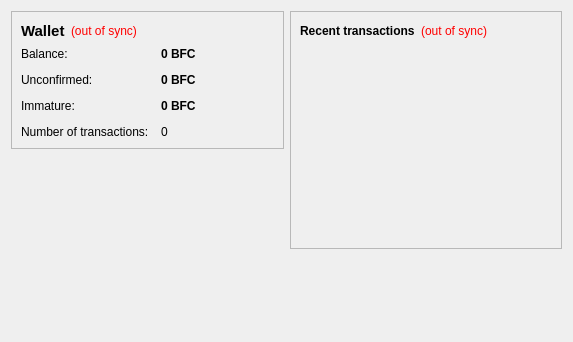
Before: the Qt Designer form src/qt/forms/overviewpage.ui in cagedollar/cagedollar, drawn with Qt 5.
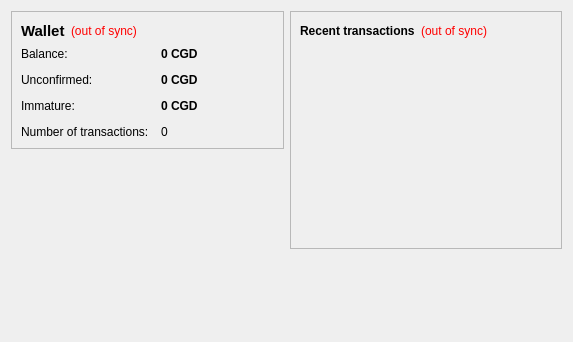
After: the same form once the commit is applied.

Diff of the .ui file:
```diff
--- a/src/qt/forms/overviewpage.ui
+++ b/src/qt/forms/overviewpage.ui
@@ -105,7 +105,7 @@
              <string>Your current balance</string>
             </property>
             <property name="text">
-             <string notr="true">0 BFC</string>
+             <string notr="true">0 CGD</string>
             </property>
             <property name="textInteractionFlags">
              <set>Qt::LinksAccessibleByMouse|Qt::TextSelectableByKeyboard|Qt::TextSelectableByMouse</set>
@@ -134,7 +134,7 @@
              <string>Total of transactions that have yet to be confirmed, and do not yet count toward the current balance</string>
             </property>
             <property name="text">
-             <string notr="true">0 BFC</string>
+             <string notr="true">0 CGD</string>
             </property>
             <property name="textInteractionFlags">
              <set>Qt::LinksAccessibleByMouse|Qt::TextSelectableByKeyboard|Qt::TextSelectableByMouse</set>
@@ -177,7 +177,7 @@
              <string>Mined balance that has not yet matured</string>
             </property>
             <property name="text">
-             <string notr="true">0 BFC</string>
+             <string notr="true">0 CGD</string>
             </property>
             <property name="textInteractionFlags">
              <set>Qt::LinksAccessibleByMouse|Qt::TextSelectableByKeyboard|Qt::TextSelectableByMouse</set>
```
Left out of the diff: 4 changed lines with no effect on the pictures.
